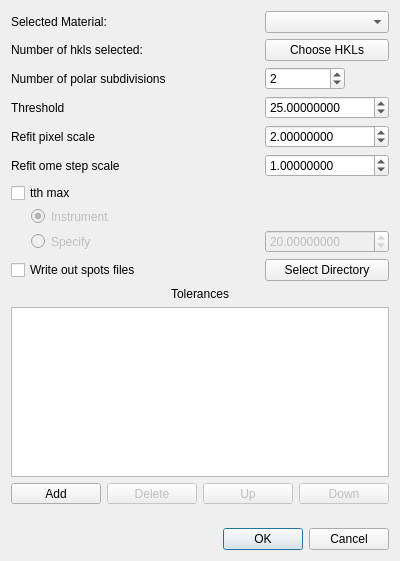
The window that hexrd/ui/resources/ui/fit_grains_options_dialog.ui (HEXRD/hexrdgui) describes before a commit, drawn with Qt 5.
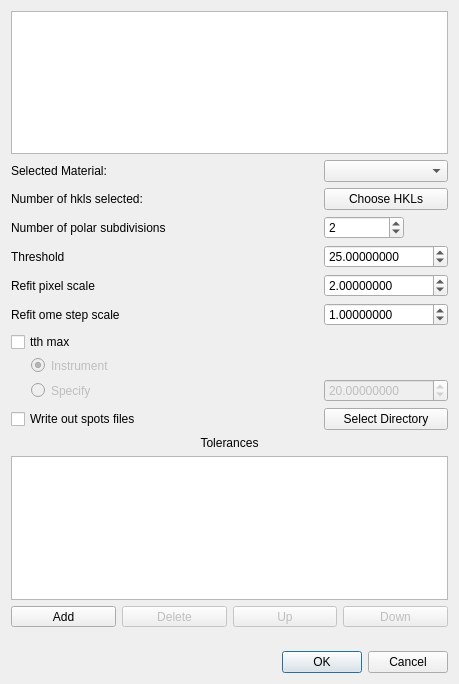
The same window after the commit. Custom widgets are drawn as their Qt base class.

Commit message:
Move sorting logic into GrainsTableView
It makes more sense for the sorting logic to lie there, especially
because it prevents us from having to duplicate the logic for the
grains table view that will be in the fit grains options dialog.

This also starts display a grains table view in the fit grains options
dialog, which can visualize spots, but needs more testing, and also
needs options for the user to select tolerances to use.

```diff
--- a/hexrd/ui/resources/ui/fit_grains_options_dialog.ui
+++ b/hexrd/ui/resources/ui/fit_grains_options_dialog.ui
@@ -6,14 +6,17 @@
    <rect>
     <x>0</x>
     <y>0</y>
-    <width>400</width>
-    <height>561</height>
+    <width>459</width>
+    <height>684</height>
    </rect>
   </property>
   <property name="windowTitle">
    <string>Fit Grains Options</string>
   </property>
   <layout class="QVBoxLayout" name="verticalLayout">
+   <item>
+    <widget class="GrainsTableView" name="grains_table_view"/>
+   </item>
    <item>
     <layout class="QGridLayout" name="gridLayout">
      <item row="4" column="0">
@@ -338,6 +341,11 @@
    <extends>QDoubleSpinBox</extends>
    <header>scientificspinbox.h</header>
   </customwidget>
+  <customwidget>
+   <class>GrainsTableView</class>
+   <extends>QTableView</extends>
+   <header location="global">grains_table_view.py</header>
+  </customwidget>
  </customwidgets>
  <tabstops>
   <tabstop>material</tabstop>
```
The commit also changes 4 other files.
